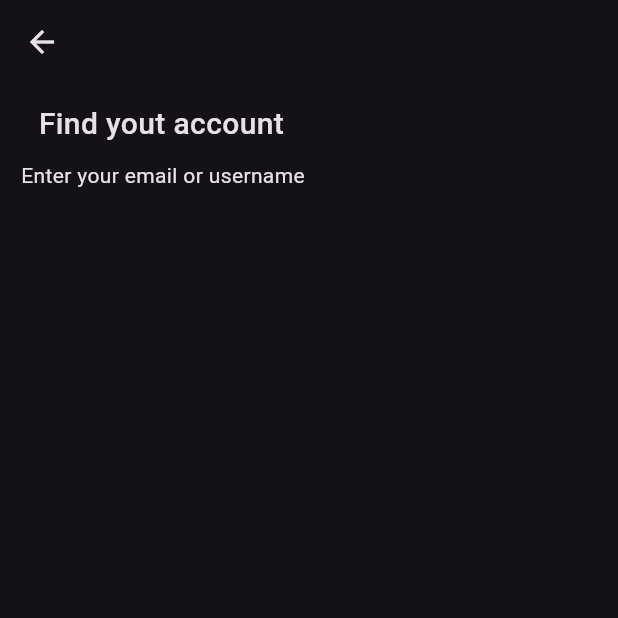
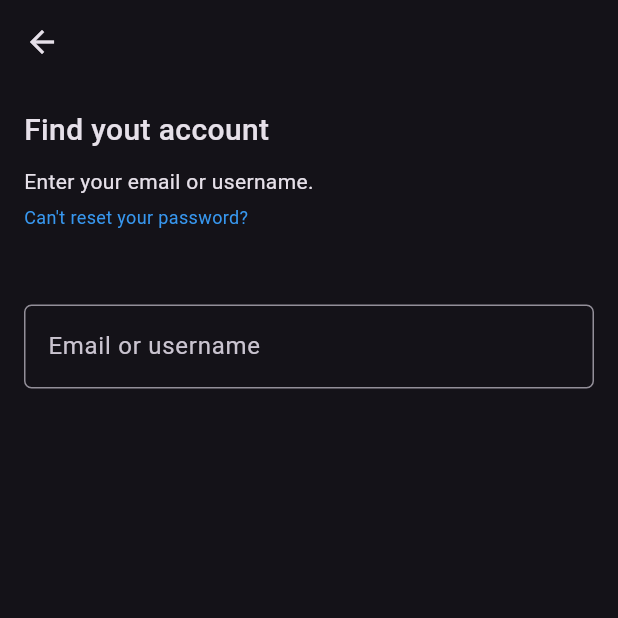
Before and after one commit to vinaya-kumaraSS/Instagram-Clone, a Flutter app: the Forgotpasswordscreen screen opened directly, on a phone screen of 412 x 824 dp, the top half of it. Run offline on Flutter 3.47's test engine with Material 3 defaults, Android fonts, the phone set to English and light mode, and no system bars.

Commit message:
textfield added

```diff
--- a/lib/screens/authScreens/forGotPasswordScreen.dart
+++ b/lib/screens/authScreens/forGotPasswordScreen.dart
@@ -1,24 +1,55 @@
 import 'package:flutter/material.dart';
+import 'package:instagram_clone/widgets/uiHelper.dart';
 
 class Forgotpasswordscreen extends StatelessWidget {
   const Forgotpasswordscreen({super.key});
 
   @override
   Widget build(BuildContext context) {
+    TextEditingController emailOrUsernameController = TextEditingController();
     return Scaffold(
       appBar: AppBar(),
       body: Padding(
-        padding: const EdgeInsets.all(12.0),
+        padding: const EdgeInsets.all(16.0),
         child: Column(
+          crossAxisAlignment: CrossAxisAlignment.start,
           children: [
             Text(
               "Find yout account",
               style: TextStyle(fontSize: 20, fontWeight: FontWeight.w500),
             ),
             SizedBox(height: 10),
-            Padding(
-              padding: const EdgeInsets.only(left: 2),
-              child: Text("Enter your email or username"),
+            Text("Enter your email or username."),
+            SizedBox(height: 5),
+            Uihelper.hyperLinkText(
+              text: "Can't reset your password?",
+              fontSize: 12,
+              fontWeight: FontWeight.normal,
+              fontColor: Color(0XFF3797EF),
+              onTap: () {},
+            ),
+            SizedBox(height: 50),
+            TextField(
+              controller: emailOrUsernameController,
+              obscureText: false,
+              cursorColor: Color(0xFFFFFFFF),
+              decoration: InputDecoration(
+                hintText: "Email or username",
+                labelText: "Email or username",
+                hintStyle: TextStyle(
+                  fontSize: 14,
+                  color: Color(0xFFFFFFFF),
+                  fontFamily: 'regular',
+                ),
+                border: OutlineInputBorder(
+                  borderRadius: BorderRadius.all(Radius.circular(5)),
+                  borderSide: BorderSide(color: Color.fromARGB(6, 48, 48, 48), width: 1),
+                ),
+                focusedBorder: OutlineInputBorder(
+                  borderRadius: BorderRadius.all(Radius.circular(5)),
+                  borderSide: BorderSide(color: Color(0xFFFFFFFF), width: 1),
+                ),
+              ),
             ),
           ],
         ),
```
